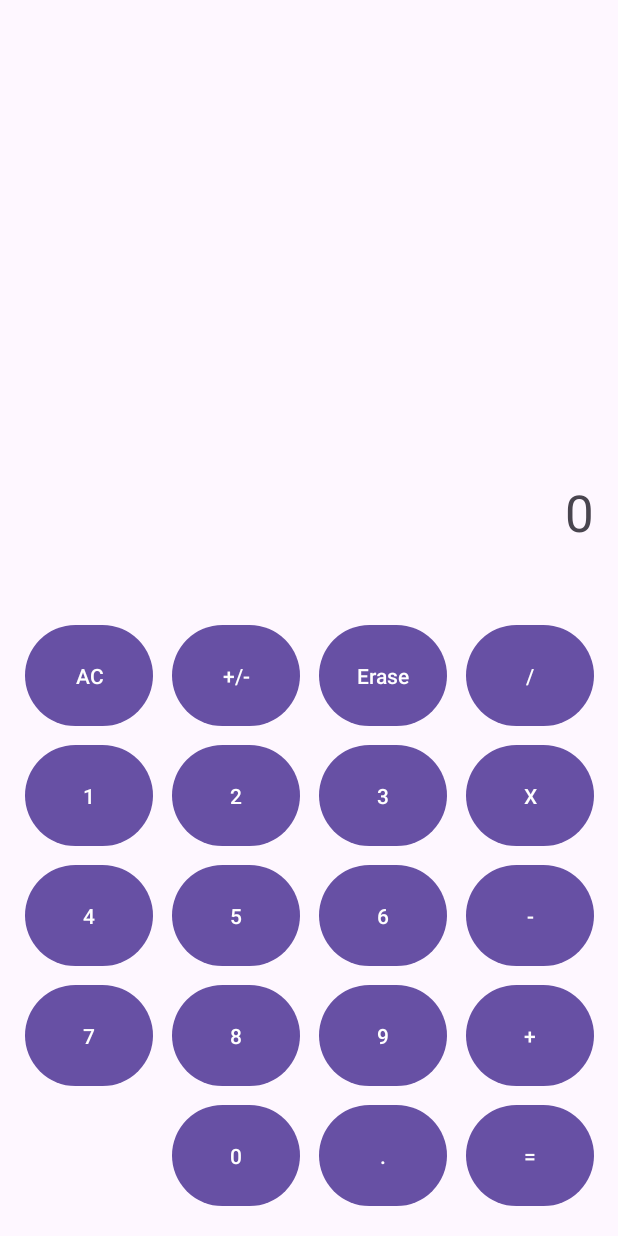
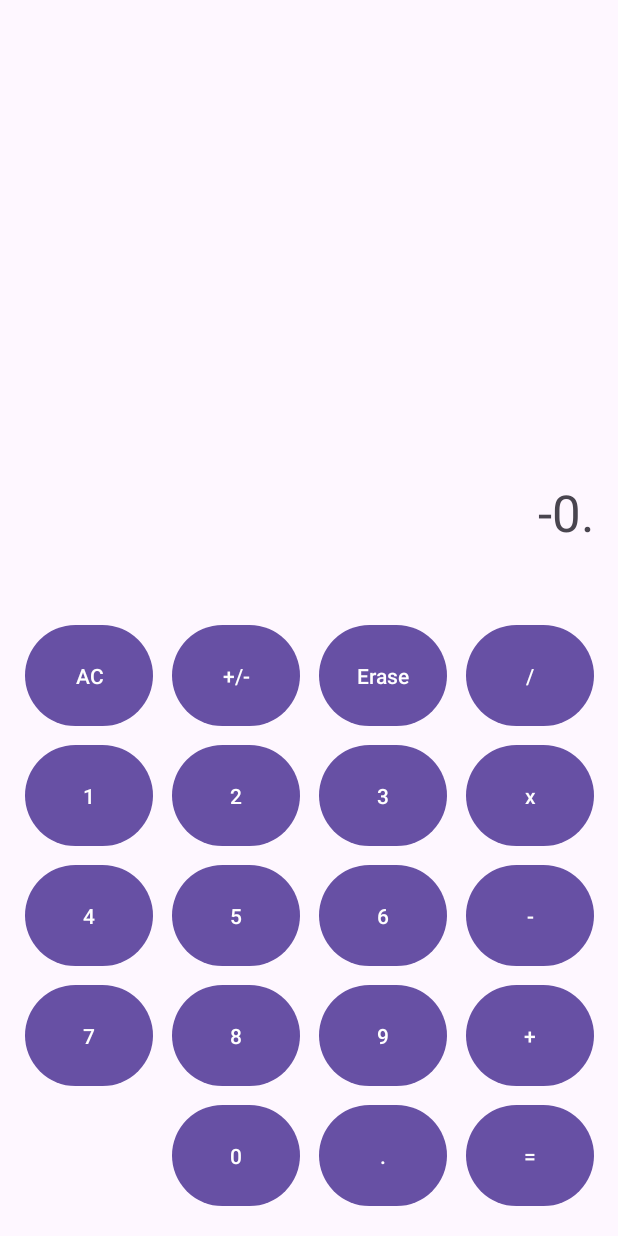
Before and after one commit to SilusXD/Calculator, an Android app: the screen it shows after launch (MainActivity), after a tap on "Erase", on a phone screen of 412 x 824 dp. Run offline under Robolectric (Android 15) with nearby library versions, the phone set to English and light mode, and no system bars; 2 other taps on this screen came first.

Commit message:
Added calculation of result; Fix adding a point and an operators

```diff
--- a/app/src/main/res/layout/activity_main.xml
+++ b/app/src/main/res/layout/activity_main.xml
@@ -6,6 +6,20 @@
     android:layout_width="match_parent"
     android:layout_height="match_parent"
     tools:context=".MainActivity">
+
+
+    <TextView
+        android:id="@+id/txtViewExpression"
+        android:layout_width="match_parent"
+        android:layout_height="wrap_content"
+        android:layout_marginStart="16dp"
+        android:layout_marginEnd="16dp"
+        android:layout_marginBottom="10dp"
+        android:textAlignment="textEnd"
+        android:textSize="24sp"
+        app:layout_constraintBottom_toTopOf="@id/txtViewResult"
+        app:layout_constraintEnd_toEndOf="parent"
+        app:layout_constraintStart_toStartOf="parent" />
 
     <TextView
         android:id="@+id/txtViewResult"
@@ -20,6 +34,8 @@
         android:layout_marginStart="16dp"
         android:textAlignment="textEnd"
         android:textSize="34sp" />
+
+
 
     <Button
         android:id="@+id/btnAC"
@@ -45,7 +61,7 @@
         app:layout_constraintStart_toStartOf="parent" />
     <Button
         android:id="@+id/btnErase"
-        android:text="Erase"
+        android:text="@string/erase"
         android:layout_width="85dp"
         android:layout_height="75dp"
         android:layout_marginBottom="336dp"
@@ -60,6 +76,7 @@
         android:layout_width="85dp"
         android:layout_height="75dp"
         android:layout_marginBottom="336dp"
+        android:onClick="insertDivOperator"
         app:layout_constraintBottom_toBottomOf="parent"
         app:layout_constraintEnd_toEndOf="parent"
         app:layout_constraintHorizontal_bias="0.95"
@@ -192,10 +209,11 @@
 
     <Button
         android:id="@+id/btnMult"
-        android:text="X"
+        android:text="x"
         android:layout_width="85dp"
         android:layout_height="75dp"
         android:layout_marginBottom="256dp"
+        android:onClick="insertMultOperator"
         app:layout_constraintBottom_toBottomOf="parent"
         app:layout_constraintEnd_toEndOf="parent"
         app:layout_constraintHorizontal_bias="0.95"
@@ -206,6 +224,7 @@
         android:layout_width="85dp"
         android:layout_height="75dp"
         android:layout_marginBottom="176dp"
+        android:onClick="insertMinusOperator"
         app:layout_constraintBottom_toBottomOf="parent"
         app:layout_constraintEnd_toEndOf="parent"
         app:layout_constraintHorizontal_bias="0.95"
@@ -216,6 +235,7 @@
         android:layout_width="85dp"
         android:layout_height="75dp"
         android:layout_marginBottom="96dp"
+        android:onClick="insertPlusOperator"
         app:layout_constraintBottom_toBottomOf="parent"
         app:layout_constraintEnd_toEndOf="parent"
         app:layout_constraintHorizontal_bias="0.95"
@@ -226,6 +246,7 @@
         android:layout_width="85dp"
         android:layout_height="75dp"
         android:layout_marginBottom="16dp"
+        android:onClick="calculateResult"
         app:layout_constraintBottom_toBottomOf="parent"
         app:layout_constraintEnd_toEndOf="parent"
         app:layout_constraintHorizontal_bias="0.95"
--- a/app/src/main/res/values/strings.xml
+++ b/app/src/main/res/values/strings.xml
@@ -1,3 +1,4 @@
 <resources>
     <string name="app_name">Calculator</string>
+    <string name="erase">Erase</string>
 </resources>
```
Also changed, not shown: app/src/main/java/com/example/calculator/MainActivity.kt (+122 -6 lines).
